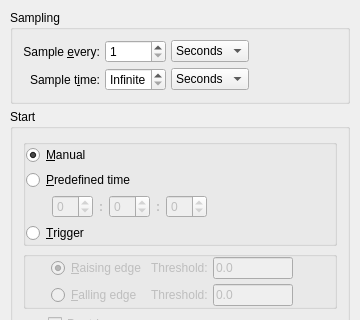
Qt form src/forms/uirecorderprefs.ui (tuxmaster/QtDMM) before a commit; both pictures show x 0 to 360 and y 0 to 320 of the 360 by 500 pixel window.
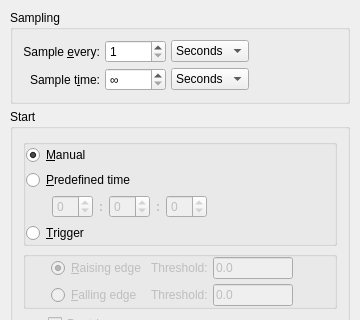
The same form after that commit. Custom widgets are drawn as their Qt base class.

Commit message: Use infinity sign to set endless recoder

```diff
--- a/src/forms/uirecorderprefs.ui
+++ b/src/forms/uirecorderprefs.ui
@@ -171,7 +171,7 @@
          <string>Maximum sampling time. When this time expires, the recorder is stopped automatically.</string>
         </property>
         <property name="specialValueText">
-         <string>Infinite</string>
+         <string>∞</string>
         </property>
         <property name="minimum">
          <number>0</number>
```
The commit also changes 2 other files.
